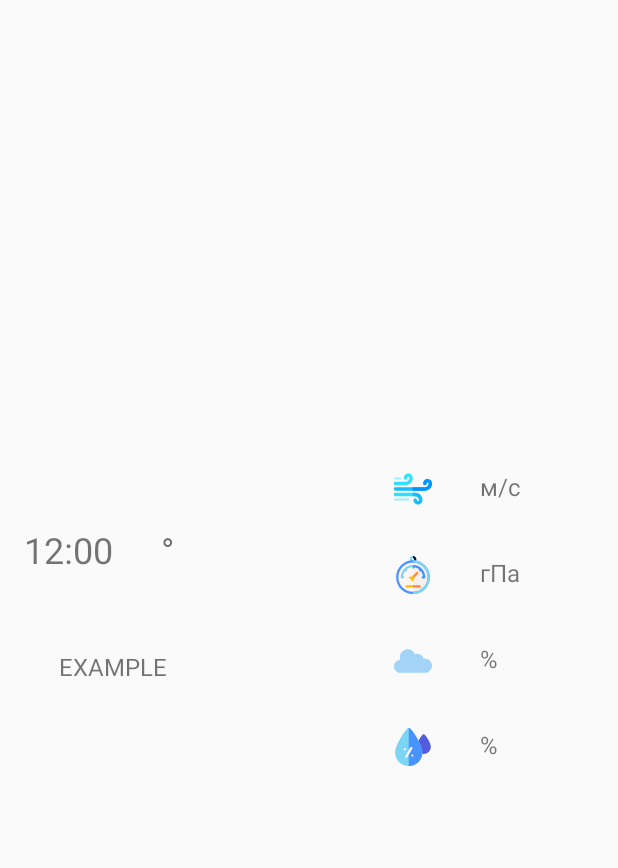
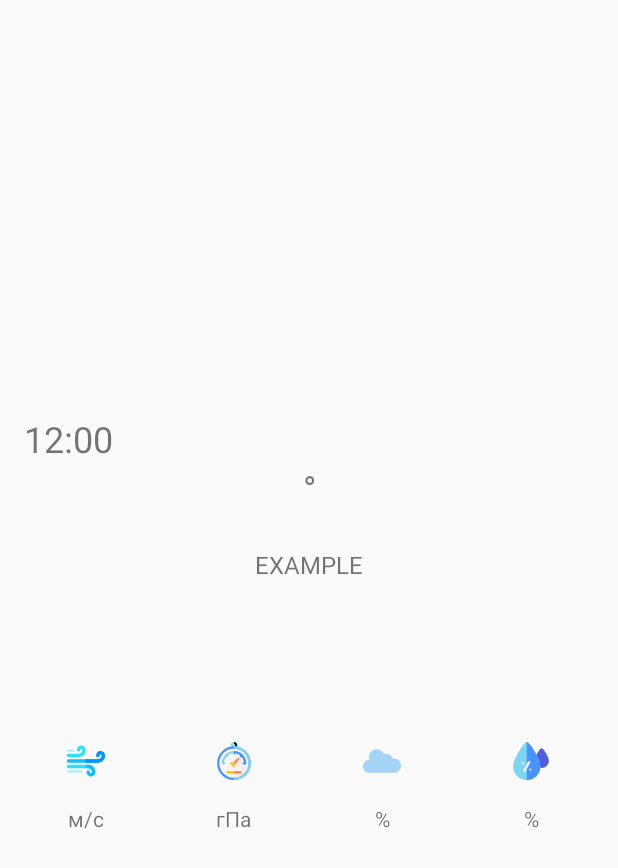
Before and after one commit to maksboss77/WeatherForecast, an Android app: the layout details_list_item.xml on its own in the app's theme, with its tools: preview values and no code run, on a phone screen of 412 x 824 dp. Shown: the top 868 px of the screen. Run offline under Robolectric (Android 15) with nearby library versions, the phone set to English and light mode, and no system bars.

Commit message:
Added information display on the details screen. New design

```diff
--- a/app/src/main/res/layout/details_list_item.xml
+++ b/app/src/main/res/layout/details_list_item.xml
@@ -4,58 +4,56 @@
     android:layout_width="match_parent"
     android:layout_height="match_parent"
     android:gravity="center"
-    android:orientation="horizontal">
+    android:orientation="vertical">
 
     <LinearLayout
-        android:layout_width="0dp"
+        android:layout_width="match_parent"
         android:layout_height="wrap_content"
-        android:layout_weight="3"
         android:orientation="vertical">
 
         <LinearLayout
             android:layout_width="match_parent"
             android:layout_height="wrap_content"
-            android:orientation="horizontal">
+            android:orientation="vertical"
+            android:layout_margin="16dp">
 
             <TextView
                 android:id="@+id/details_date_time"
                 style="@style/DetailsTextStyleMain"
-                android:layout_width="wrap_content"
+                android:layout_width="match_parent"
                 android:layout_height="wrap_content"
                 android:text="12:00" />
 
             <TextView
+                android:gravity="center"
                 android:id="@+id/details_temp"
                 style="@style/DetailsTextStyleMain"
-                android:layout_width="wrap_content"
+                android:layout_width="match_parent"
                 android:layout_height="wrap_content"
                 android:text="@string/degree" />
 
-
         </LinearLayout>
-
 
         <LinearLayout
             android:layout_width="match_parent"
             android:layout_height="wrap_content"
-            android:orientation="horizontal">
+            android:orientation="vertical">
 
             <TextView
                 android:id="@+id/details_description"
                 style="@style/DetailsTextStyleDescription"
-                android:layout_width="0dp"
-                android:layout_height="75dp"
-                android:layout_weight="3"
+                android:layout_width="match_parent"
+                android:layout_height="wrap_content"
 
-                android:text="@string/example"
-                android:gravity="center"/>
+                android:gravity="center"
+                android:text="@string/example" />
 
             <ImageView
                 android:id="@+id/details_icon"
-                style="@style/DetailsTextStyleDescription"
+                android:layout_width="75dp"
                 android:layout_height="75dp"
-                android:layout_width="0dp"
-                android:layout_weight="2"
+                android:layout_gravity="center"
+                android:layout_marginBottom="16dp"
                 android:contentDescription="@string/example" />
         </LinearLayout>
 
@@ -63,15 +61,17 @@
 
 
     <LinearLayout
-        android:layout_width="0dp"
+        android:layout_width="match_parent"
         android:layout_height="wrap_content"
-        android:layout_weight="2"
-        android:orientation="vertical">
+        android:layout_marginLeft="8dp"
+        android:layout_marginRight="8dp"
+        android:orientation="horizontal">
 
         <LinearLayout
-            android:layout_width="match_parent"
+            android:layout_width="0dp"
             android:layout_height="wrap_content"
-            android:orientation="horizontal">
+            android:layout_weight="1"
+            android:orientation="vertical">
 
             <ImageView
                 style="@style/DetailsTextStyleAdditional"
@@ -90,9 +90,10 @@
 
 
         <LinearLayout
-            android:layout_width="match_parent"
+            android:layout_width="0dp"
             android:layout_height="wrap_content"
-            android:orientation="horizontal">
+            android:layout_weight="1"
+            android:orientation="vertical">
 
             <ImageView
                 style="@style/DetailsTextStyleAdditional"
@@ -111,9 +112,10 @@
 
 
         <LinearLayout
-            android:layout_width="match_parent"
+            android:layout_width="0dp"
             android:layout_height="wrap_content"
-            android:orientation="horizontal">
+            android:layout_weight="1"
+            android:orientation="vertical">
 
             <ImageView
                 style="@style/DetailsTextStyleAdditional"
@@ -131,9 +133,10 @@
         </LinearLayout>
 
         <LinearLayout
-            android:layout_width="match_parent"
+            android:layout_width="0dp"
             android:layout_height="wrap_content"
-            android:orientation="horizontal">
+            android:layout_weight="1"
+            android:orientation="vertical">
 
             <ImageView
                 style="@style/DetailsTextStyleAdditional"
--- a/app/src/main/res/values/styles.xml
+++ b/app/src/main/res/values/styles.xml
@@ -8,21 +8,21 @@
     </style>
 
     <style name="DetailsTextStyleMain">
-        <item name="android:layout_margin">16dp</item>
         <item name="android:textSize">24sp</item>
     </style>
 
     <style name="DetailsTextStyleDescription">
         <item name="android:layout_marginTop">8dp</item>
         <item name="android:layout_marginBottom">8dp</item>
-        <item name="android:layout_marginRight">8dp</item>
+        <item name="android:layout_marginRight">16dp</item>
         <item name="android:layout_marginLeft">16dp</item>
         <item name="android:textSize">16sp</item>
     </style>
 
     <style name="DetailsTextStyleAdditional">
-        <item name="android:layout_margin">16dp</item>
-        <item name="android:textSize">16sp</item>
+        <item name="android:layout_gravity">center</item>
+        <item name="android:layout_margin">8dp</item>
+        <item name="android:textSize">14sp</item>
     </style>
 
 </resources>
```
